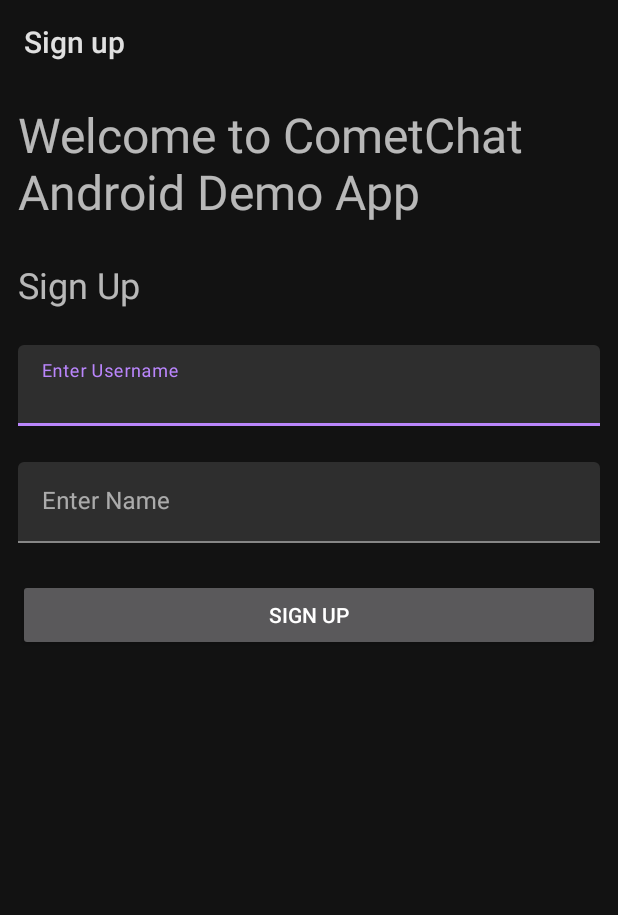
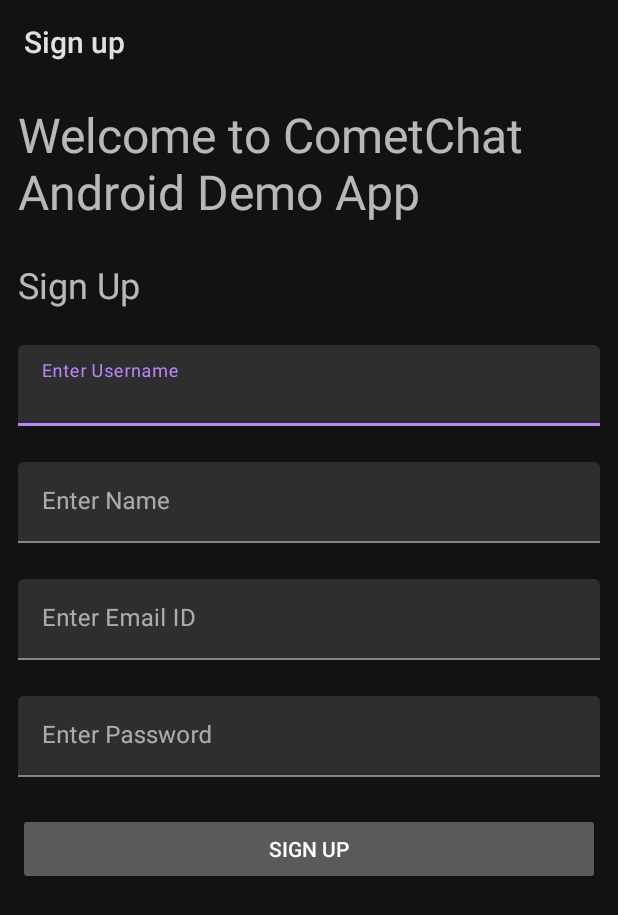
Before and after one commit to bhaveshdesale/EcoChatApp, an Android app built with Jetpack Compose: the SignupActivity screen opened directly, with no data from a screen before it, after a tap on "SIGN UP", on a phone screen of 412 x 824 dp. Shown: the top 915 px of the screen. Run offline under Robolectric (Android 15) with nearby library versions, the phone set to English and light mode, and no system bars; libraries missing offline, so code that uses them is left out: com.cometchat.chat; 5 statements that could not run were skipped.

Commit message:
Minor changes

```diff
--- a/app/build.gradle.kts
+++ b/app/build.gradle.kts
@@ -67,7 +67,6 @@ dependencies {
     implementation(platform("com.google.firebase:firebase-bom:32.6.0"))
     implementation("com.google.firebase:firebase-messaging:23.3.1")
 
-    implementation("com.cometchat:chat-sdk-android:4.0.3")
     implementation("com.cometchat:chat-uikit-android:4.0.4")
     implementation("androidx.appcompat:appcompat:1.6.1")
     implementation("com.google.android.material:material:1.10.0")
--- a/app/src/main/AndroidManifest.xml
+++ b/app/src/main/AndroidManifest.xml
@@ -15,8 +15,7 @@
         <activity
             android:name=".MainActivity"
             android:exported="true"
-            android:label="Comet Chat Android Demo"
-            android:theme="@style/Theme.MaterialComponents">
+            android:label="Comet Chat Android Demo">
             <intent-filter>
                 <action android:name="android.intent.action.MAIN" />
 
--- a/app/src/main/java/com/example/cometchatandroidsample/LoginActivity.kt
+++ b/app/src/main/java/com/example/cometchatandroidsample/LoginActivity.kt
@@ -23,8 +23,10 @@ class LoginActivity : AppCompatActivity() {
     private fun initEventHandlers() {
         val loginButton = this.findViewById<AppCompatButton>(R.id.login_button)
         loginButton.setOnClickListener {
-            val uid = this.findViewById<TextInputEditText>(R.id.userId)
-            login(uid = uid.text.toString())
+            val username = this.findViewById<TextInputEditText>(R.id.userId)
+            // use password while logging in to your backend system
+            val password = this.findViewById<TextInputEditText>(R.id.passwordInput)
+            login(uid = username.text.toString())
         }
     }
 
--- a/app/src/main/java/com/example/cometchatandroidsample/SignupActivity.kt
+++ b/app/src/main/java/com/example/cometchatandroidsample/SignupActivity.kt
@@ -9,6 +9,7 @@ import com.cometchat.chat.core.CometChat
 import com.cometchat.chat.exceptions.CometChatException
 import com.cometchat.chat.models.User
 import com.google.android.material.textfield.TextInputEditText
+import org.json.JSONObject
 
 class SignupActivity : AppCompatActivity() {
 
@@ -23,16 +24,25 @@ class SignupActivity : AppCompatActivity() {
     private fun initEventHandlers() {
         val loginButton = this.findViewById<AppCompatButton>(R.id.signup_button)
         loginButton.setOnClickListener {
-            val uid = this.findViewById<TextInputEditText>(R.id.userId)
-            val username = this.findViewById<TextInputEditText>(R.id.username)
-            createUser(uid = uid.text.toString(), name = username.text.toString())
+            val username = this.findViewById<TextInputEditText>(R.id.userId)
+            val name = this.findViewById<TextInputEditText>(R.id.nameInput)
+            val email = this.findViewById<TextInputEditText>(R.id.emailInput)
+            // use password while registering with your backend system
+            val password = this.findViewById<TextInputEditText>(R.id.passwordInput)
+            createUser(uid = username.text.toString(),
+                name = name.text.toString(),
+                email = email.text.toString())
         }
     }
 
-    private fun createUser(uid: String, name: String) {
+    private fun createUser(uid: String,
+                           name: String,
+                           email: String) {
         val user = User()
         user.uid = uid
         user.name = name
+
+        user.metadata = JSONObject().put("email", email)
 
         CometChat.createUser(user, Constants.AUTH_KEY, object : CometChat.CallbackListener<User>() {
             override fun onSuccess(user: User) {
--- a/app/src/main/res/layout/activity_signup.xml
+++ b/app/src/main/res/layout/activity_signup.xml
@@ -46,11 +46,47 @@
         app:boxBackgroundMode="filled">
 
         <com.google.android.material.textfield.TextInputEditText
-            android:id="@+id/username"
+            android:id="@+id/nameInput"
             android:layout_width="match_parent"
             android:layout_height="wrap_content"
             android:padding="16dp"
             android:textColor="@color/primaryTextColor" />
+    </com.google.android.material.textfield.TextInputLayout>
+
+    <com.google.android.material.textfield.TextInputLayout
+        android:id="@+id/email"
+        android:layout_margin="12dp"
+        android:layout_width="match_parent"
+        android:layout_height="wrap_content"
+        android:backgroundTint="#efeef3"
+        android:hint="Enter Email ID"
+        app:boxBackgroundMode="filled">
+
+        <com.google.android.material.textfield.TextInputEditText
+            android:id="@+id/emailInput"
+            android:layout_width="match_parent"
+            android:layout_height="wrap_content"
+            android:padding="16dp"
+            android:textColor="@color/primaryTextColor" />
+    </com.google.android.material.textfield.TextInputLayout>
+
+    <com.google.android.material.textfield.TextInputLayout
+        android:id="@+id/password"
+        android:layout_width="match_parent"
+        android:layout_height="wrap_content"
+        android:backgroundTint="#efeef3"
+        android:hint="Enter Password"
+        app:hintTextColor="@color/light_grey"
+        android:layout_margin="12dp"
+        app:boxBackgroundMode="filled">
+
+        <com.google.android.material.textfield.TextInputEditText
+            android:id="@+id/passwordInput"
+            android:layout_width="match_parent"
+            android:layout_height="wrap_content"
+            android:padding="16dp"
+            android:inputType="textPassword"
+            android:textColor="@color/textColorWhite" />
     </com.google.android.material.textfield.TextInputLayout>
 
     <androidx.appcompat.widget.AppCompatButton
```
Also changed, not shown: app/src/main/java/com/example/cometchatandroidsample/MainActivity.kt (+0 -26 lines), app/src/main/res/layout/activity_login.xml (+19 -0 lines).
